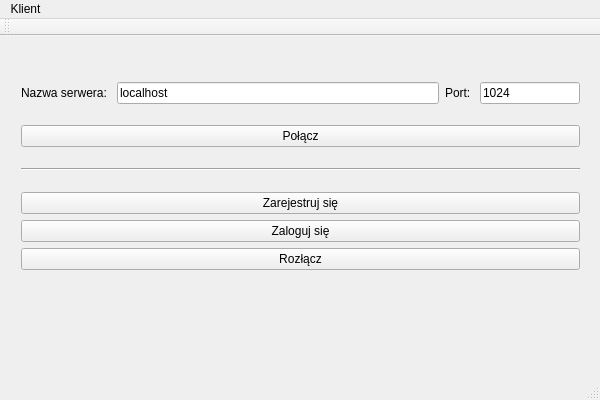
Old version of the form _client/_projectFiles/client.ui in the repository DKrakowczyk/CloudDrive.
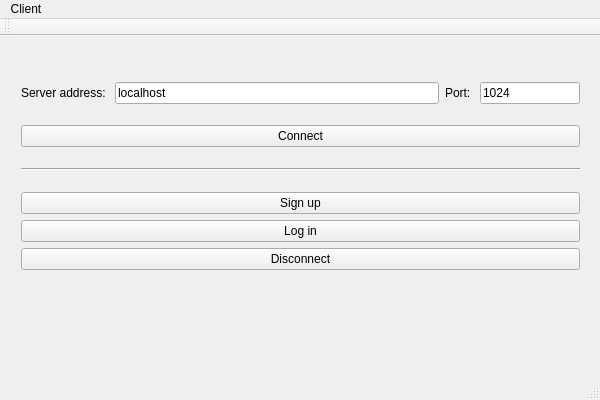
New version of the form. Icons and pictures are not drawn.

Patch:
```diff
--- a/_client/_projectFiles/client.ui
+++ b/_client/_projectFiles/client.ui
@@ -1295,7 +1295,7 @@
        <item>
         <widget class="QLabel" name="label">
          <property name="text">
-          <string>Nazwa serwera: </string>
+          <string>Server address: </string>
          </property>
         </widget>
        </item>
@@ -1336,7 +1336,7 @@
        <item>
         <widget class="QPushButton" name="connectTo">
          <property name="text">
-          <string>Połącz</string>
+          <string>Connect</string>
          </property>
         </widget>
        </item>
@@ -1354,21 +1354,21 @@
        <item>
         <widget class="QPushButton" name="Register">
          <property name="text">
-          <string>Zarejestruj się</string>
+          <string>Sign up</string>
          </property>
         </widget>
        </item>
        <item>
         <widget class="QPushButton" name="logIn">
          <property name="text">
-          <string>Zaloguj się</string>
+          <string>Log in</string>
          </property>
         </widget>
        </item>
        <item>
         <widget class="QPushButton" name="disconnectClient">
          <property name="text">
-          <string>Rozłącz</string>
+          <string>Disconnect</string>
          </property>
         </widget>
        </item>
@@ -1401,7 +1401,7 @@
    </property>
    <widget class="QMenu" name="menuKlient">
     <property name="title">
-     <string>Klient</string>
+     <string>Client</string>
     </property>
    </widget>
    <addaction name="menuKlient"/>
```
